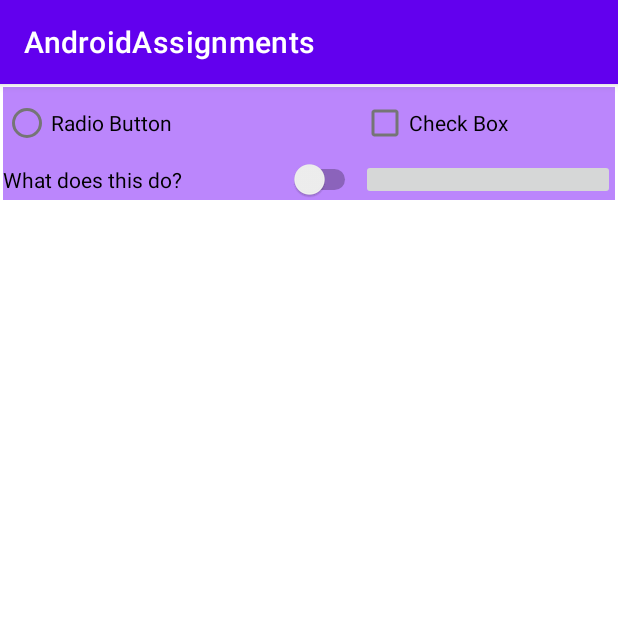
After one commit to tygragamand/CP470_AndroidAssignments, an Android app: the ListItemsActivity screen opened directly, with no data from a screen before it, on a phone screen of 412 x 824 dp, the top half of it. The commit adds this screen. Run offline under Robolectric (Android 15) with nearby library versions, the phone set to English and light mode, and no system bars.

Commit message:
grid layout

```diff
--- /dev/null
+++ b/app/src/main/java/com/example/androidassignments/ListItemsActivity.java
@@ -0,0 +1,14 @@
+package com.example.androidassignments;
+
+import androidx.appcompat.app.AppCompatActivity;
+
+import android.os.Bundle;
+
+public class ListItemsActivity extends AppCompatActivity {
+
+    @Override
+    protected void onCreate(Bundle savedInstanceState) {
+        super.onCreate(savedInstanceState);
+        setContentView(R.layout.activity_list_items);
+    }
+}
--- /dev/null
+++ b/app/src/main/res/layout/activity_list_items.xml
@@ -0,0 +1,43 @@
+<?xml version="1.0" encoding="utf-8"?>
+<GridLayout
+    xmlns:android="http://schemas.android.com/apk/res/android"
+    xmlns:app="http://schemas.android.com/apk/res-auto"
+    xmlns:tools="http://schemas.android.com/tools"
+    android:layout_width="match_parent"
+    android:layout_height="wrap_content"
+    android:layout_margin="2dp"
+    android:background="@color/purple_200"
+    android:columnCount="2"
+    android:rowCount="2"
+    tools:context=".ListItemsActivity">
+
+    <RadioButton
+        android:text="Radio Button"
+        android:layout_columnWeight="1"
+        android:layout_gravity="fill">
+
+    </RadioButton>
+
+    <CheckBox
+        android:text="Check Box"
+        android:layout_columnWeight="1"
+        android:layout_gravity="fill">
+
+    </CheckBox>
+
+    <Switch
+        android:text="What does this do?"
+        android:layout_columnWeight="1"
+        android:layout_gravity="fill">
+
+    </Switch>
+
+    <ImageButton
+
+        android:layout_columnWeight="1"
+        android:layout_gravity="fill">
+
+    </ImageButton>
+
+
+</GridLayout>
--- a/app/src/main/res/values/strings.xml
+++ b/app/src/main/res/values/strings.xml
@@ -2,4 +2,6 @@
     <string name="app_name">AndroidAssignments</string>
     <string name="hello_message">Hello World!</string>
     <string name="ButtonText">I\’m a button</string>
+    <string name="login">Login</string>
+    <string name="password">Password</string>
 </resources>
```
Also changed, not shown: app/src/main/AndroidManifest.xml (+14 -0 lines), app/src/main/java/com/example/androidassignments/LoginActivity.java (added, +14 -0 lines), app/src/main/res/layout/activity_login.xml (added, +37 -0 lines), 1 other file.
